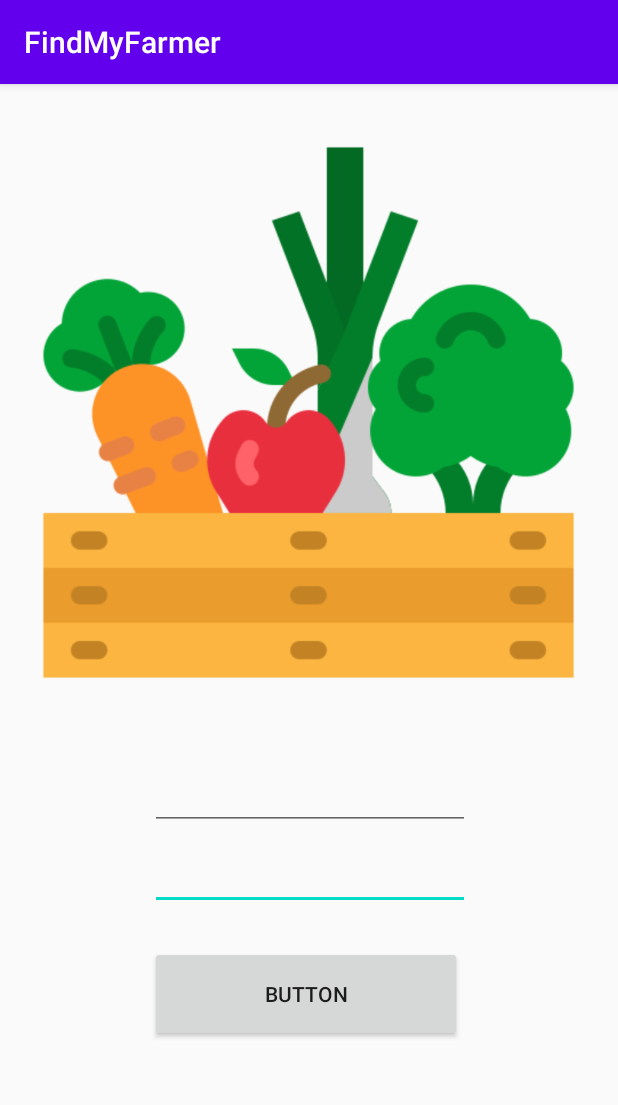
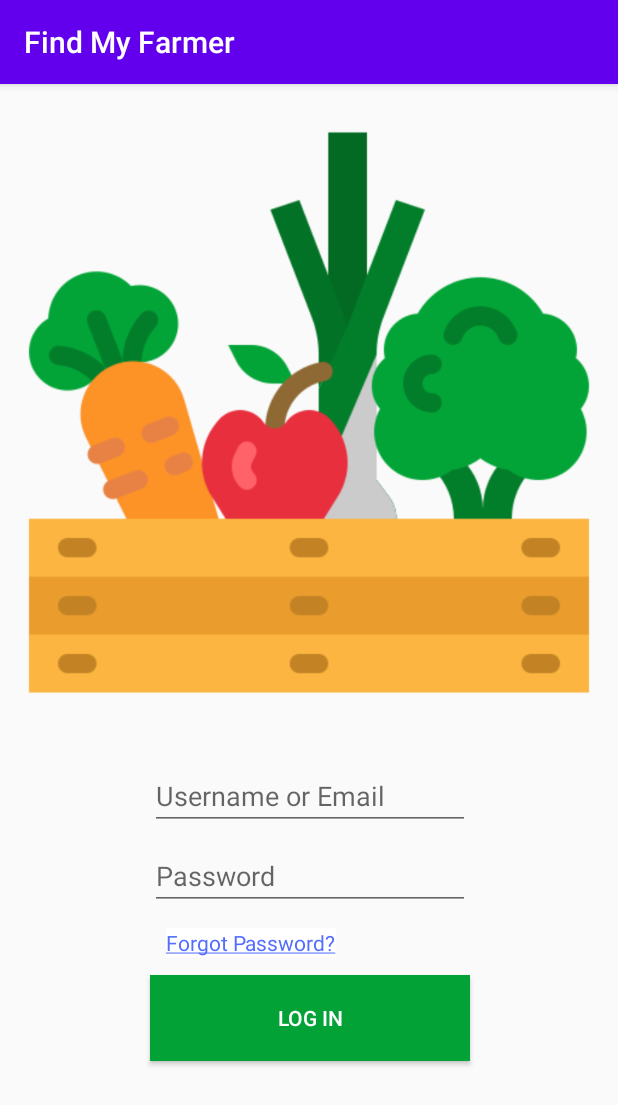
Before and after one commit to Afsar-Ahmed/Capstone-Jockey-Farmer, an Android app: the screen it shows after launch (MainActivity), on a phone screen of 412 x 824 dp. Shown: the top 1105 px of the screen. Run offline under Robolectric (Android 15) with nearby library versions, the phone set to English and light mode, and no system bars.

Commit message:
Twicked design, added text resources
Removed keyboard on start activity as well as focus on the textFields

```diff
--- a/FindMyFarmer/app/src/main/java/sheridan/capstone/findmyfarmer/MainActivity.kt
+++ b/FindMyFarmer/app/src/main/java/sheridan/capstone/findmyfarmer/MainActivity.kt
@@ -2,10 +2,14 @@ package sheridan.capstone.findmyfarmer
 
 import androidx.appcompat.app.AppCompatActivity
 import android.os.Bundle
+import android.view.WindowManager
+import kotlinx.android.synthetic.main.activity_main.*
 
 class MainActivity : AppCompatActivity() {
     override fun onCreate(savedInstanceState: Bundle?) {
         super.onCreate(savedInstanceState)
         setContentView(R.layout.activity_main)
+        this.getWindow().setSoftInputMode(WindowManager.LayoutParams.SOFT_INPUT_STATE_ALWAYS_HIDDEN);
+
     }
 }
--- a/FindMyFarmer/app/src/main/res/layout/activity_main.xml
+++ b/FindMyFarmer/app/src/main/res/layout/activity_main.xml
@@ -4,52 +4,79 @@
     xmlns:tools="http://schemas.android.com/tools"
     android:layout_width="match_parent"
     android:layout_height="match_parent"
+    android:background="#FFFFFF"
+    android:backgroundTint="#FAFAFA"
+    android:focusable="true"
+    android:focusableInTouchMode="true"
     tools:context=".MainActivity">
 
     <EditText
-        android:id="@+id/editTextTextPassword"
+        android:id="@+id/inputPassword"
         android:layout_width="wrap_content"
         android:layout_height="wrap_content"
         android:layout_marginTop="8dp"
         android:ems="10"
+        android:hint="@string/input_password_hint"
         android:inputType="textPassword"
-        app:layout_constraintEnd_toEndOf="@+id/editTextTextEmailAddress"
+        android:textColor="#FFFFFF"
+        app:layout_constraintEnd_toEndOf="@+id/inputEmail"
         app:layout_constraintHorizontal_bias="0.0"
-        app:layout_constraintStart_toStartOf="@+id/editTextTextEmailAddress"
-        app:layout_constraintTop_toBottomOf="@+id/editTextTextEmailAddress" />
+        app:layout_constraintStart_toStartOf="@+id/inputEmail"
+        app:layout_constraintTop_toBottomOf="@+id/inputEmail" />
 
     <EditText
-        android:id="@+id/editTextTextEmailAddress"
+        android:id="@+id/inputEmail"
         android:layout_width="wrap_content"
         android:layout_height="wrap_content"
         android:layout_marginTop="18dp"
         android:ems="10"
+        android:hint="@string/input_email_hint"
         android:inputType="textEmailAddress"
+        android:textColor="#FFFFFF"
         app:layout_constraintEnd_toEndOf="parent"
         app:layout_constraintHorizontal_bias="0.502"
         app:layout_constraintStart_toStartOf="parent"
-        app:layout_constraintTop_toBottomOf="@+id/imageView" />
+        app:layout_constraintTop_toBottomOf="@+id/loginPageLogo" />
+
 
     <ImageView
-        android:id="@+id/imageView"
-        android:layout_width="390dp"
+        android:id="@+id/loginPageLogo"
+        android:layout_width="wrap_content"
         android:layout_height="430dp"
         android:layout_marginTop="4dp"
+        android:focusableInTouchMode="false"
         app:layout_constraintEnd_toEndOf="parent"
-        app:layout_constraintHorizontal_bias="0.476"
+        app:layout_constraintHorizontal_bias="0.0"
         app:layout_constraintStart_toStartOf="parent"
         app:layout_constraintTop_toTopOf="parent"
         app:srcCompat="@drawable/harvest" />
 
     <Button
-        android:id="@+id/button"
-        android:layout_width="208dp"
-        android:layout_height="64dp"
-        android:layout_marginTop="24dp"
-        android:text="Button"
-        app:layout_constraintEnd_toEndOf="@+id/editTextTextPassword"
-        app:layout_constraintHorizontal_bias="0.0"
-        app:layout_constraintStart_toStartOf="@+id/editTextTextPassword"
-        app:layout_constraintTop_toBottomOf="@+id/editTextTextPassword" />
+        android:id="@+id/lobInBtn"
+        android:layout_width="0dp"
+        android:layout_height="57dp"
+        android:layout_marginTop="12dp"
+        android:background="#FFFFFF"
+        android:backgroundTint="#02A237"
+        android:text="@string/login_btn"
+        android:textColor="#FFFFFF"
+        app:layout_constraintEnd_toEndOf="@+id/inputPassword"
+        app:layout_constraintHorizontal_bias="1.0"
+        app:layout_constraintStart_toStartOf="@+id/inputPassword"
+        app:layout_constraintTop_toBottomOf="@+id/forgotPswrdLink" />
+
+    <TextView
+        android:id="@+id/forgotPswrdLink"
+        android:layout_width="wrap_content"
+        android:layout_height="wrap_content"
+        android:layout_marginTop="12dp"
+        android:background="#FFFFFF"
+        android:clickable="true"
+        android:text="@string/forgot_password_link"
+        android:textColor="#536DFE"
+        app:layout_constraintEnd_toEndOf="@+id/inputPassword"
+        app:layout_constraintHorizontal_bias="0.104"
+        app:layout_constraintStart_toStartOf="@+id/inputPassword"
+        app:layout_constraintTop_toBottomOf="@+id/inputPassword" />
 
 </androidx.constraintlayout.widget.ConstraintLayout>
--- a/FindMyFarmer/app/src/main/res/values/strings.xml
+++ b/FindMyFarmer/app/src/main/res/values/strings.xml
@@ -1,3 +1,7 @@
 <resources>
-    <string name="app_name">FindMyFarmer</string>
+    <string name="app_name">Find My Farmer</string>
+    <string name="input_email_hint">Username or Email</string>
+    <string name="input_password_hint">Password</string>
+    <string name="login_btn">Log In</string>
+    <string name="forgot_password_link"><u>Forgot Password?</u></string>
 </resources>
```
